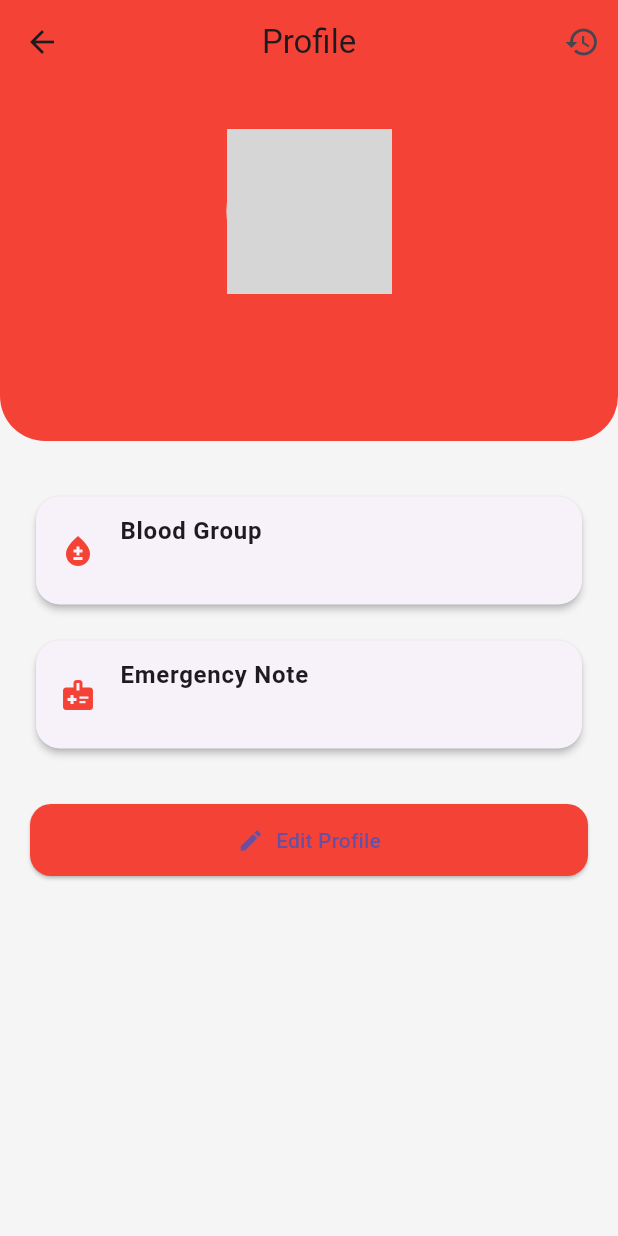
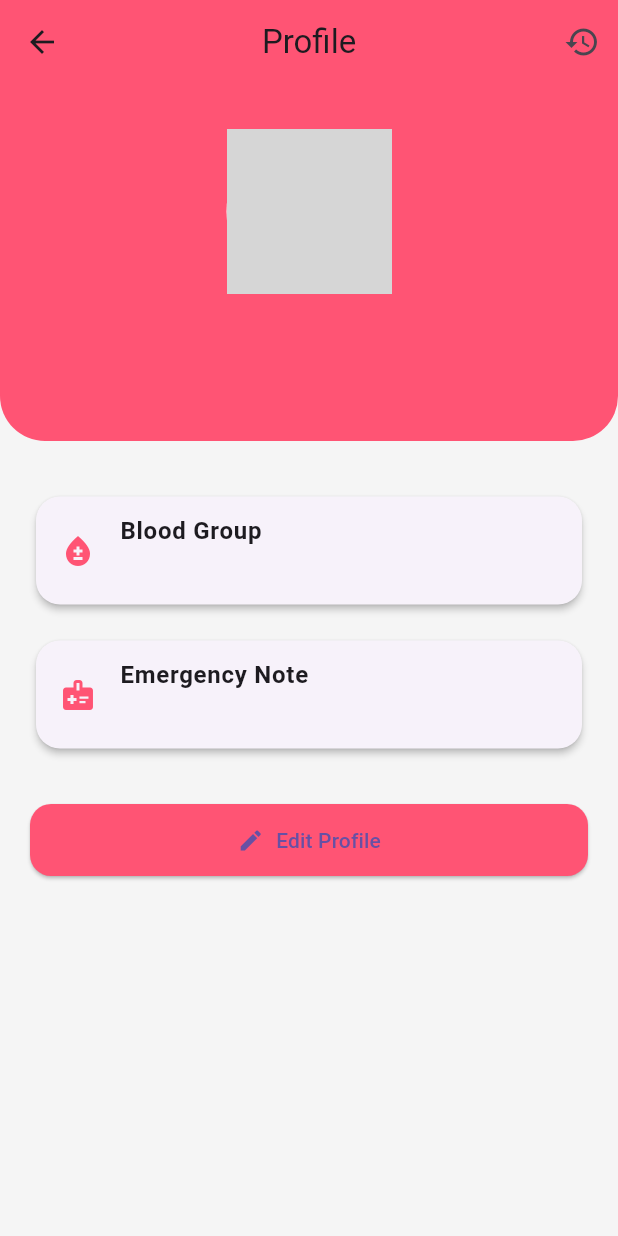
Before and after one commit to iamsarthakx7/HerShield, a Flutter app: the ProfileScreen screen opened directly, on a phone screen of 412 x 824 dp. Run offline on Flutter 3.47's test engine with Material 3 defaults, Android fonts, the light colour scheme and no system bars; our stand-ins replace cloud_firestore, firebase_auth, firebase_core, firebase_storage, geolocator, image_picker and 3 more; accounts and stored records are empty; network calls fail; grey boxes are pictures that could not be loaded.

Commit message:
Update profile and settings screens UI and icons

```diff
--- a/lib/screens/profile_screen.dart
+++ b/lib/screens/profile_screen.dart
@@ -4,6 +4,7 @@ import 'package:cloud_firestore/cloud_firestore.dart';
 
 import 'edit_profile_screen.dart';
 import 'sos_history_screen.dart';
+import '../constants/app_colors.dart';
 
 class ProfileScreen extends StatelessWidget {
   const ProfileScreen({super.key});
@@ -22,7 +23,7 @@ class ProfileScreen extends StatelessWidget {
       backgroundColor: Colors.grey.shade100,
       appBar: AppBar(
         title: const Text('Profile'),
-        backgroundColor: Colors.red,
+        backgroundColor: AppColors.primary,
         centerTitle: true,
         actions: [
           IconButton(
@@ -67,7 +68,7 @@ class ProfileScreen extends StatelessWidget {
                   width: double.infinity,
                   padding: const EdgeInsets.symmetric(vertical: 30),
                   decoration: const BoxDecoration(
-                    color: Colors.red,
+                    color: AppColors.primary,
                     borderRadius: BorderRadius.only(
                       bottomLeft: Radius.circular(30),
                       bottomRight: Radius.circular(30),
@@ -84,7 +85,7 @@ class ProfileScreen extends StatelessWidget {
                             ? const Icon(
                           Icons.person,
                           size: 60,
-                          color: Colors.red,
+                          color: AppColors.primary,
                         )
                             : null,
                       ),
@@ -135,7 +136,7 @@ class ProfileScreen extends StatelessWidget {
                       icon: const Icon(Icons.edit),
                       label: const Text('Edit Profile'),
                       style: ElevatedButton.styleFrom(
-                        backgroundColor: Colors.red,
+                        backgroundColor: AppColors.primary,
                         padding: const EdgeInsets.symmetric(vertical: 14),
                         shape: RoundedRectangleBorder(
                           borderRadius: BorderRadius.circular(14),
@@ -179,7 +180,7 @@ class ProfileScreen extends StatelessWidget {
           borderRadius: BorderRadius.circular(16),
         ),
         child: ListTile(
-          leading: Icon(icon, color: Colors.red),
+          leading: Icon(icon, color: AppColors.primary),
           title: Text(
             title,
             style: const TextStyle(
```
